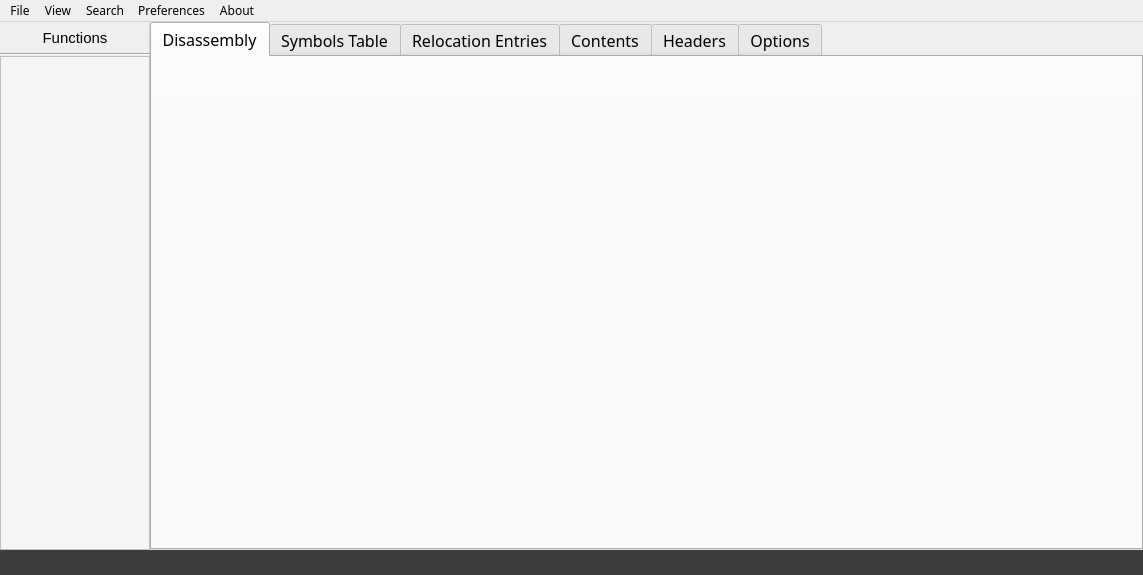
First picture: the form in src/mainwindow.ui, repository jubal-R/ObjGui, before the edit.
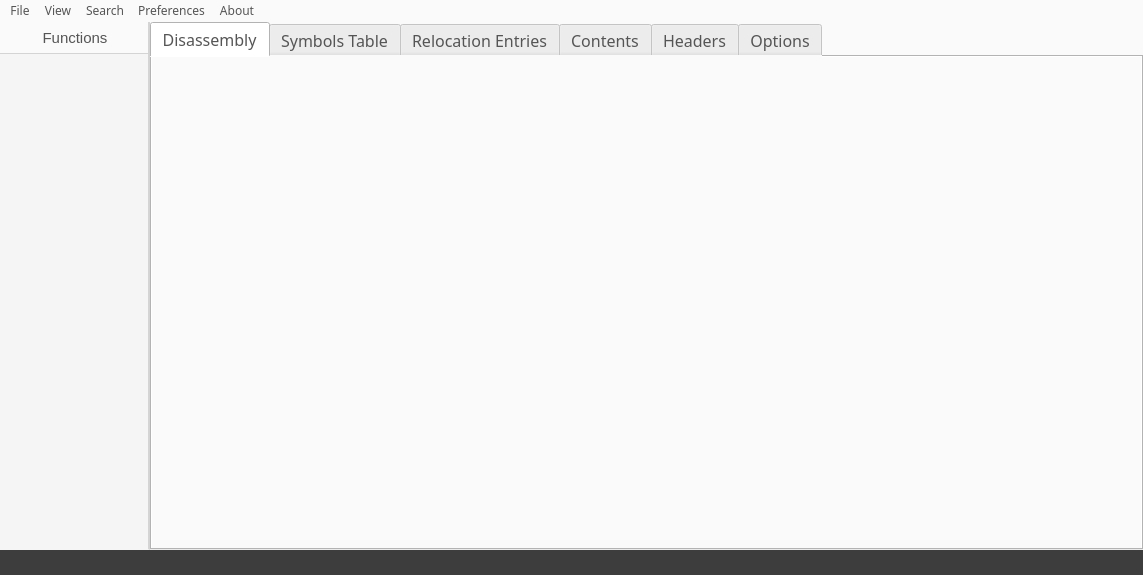
Second picture: the form after the edit. The open tabs and pages were chosen to show the change.

```diff
--- a/src/mainwindow.ui
+++ b/src/mainwindow.ui
@@ -19,7 +19,8 @@
    <string>MainWindow</string>
   </property>
   <property name="styleSheet">
-   <string notr="true"/>
+   <string notr="true">background-color: rgb(250, 250, 250);
+color: rgb(85, 85, 85);</string>
   </property>
   <widget class="QWidget" name="centralWidget">
    <property name="sizePolicy">
@@ -55,7 +56,7 @@
       <item>
        <widget class="QWidget" name="sidebar_2" native="true">
         <property name="styleSheet">
-         <string notr="true">border-right: 1px solid #d4d4d4;</string>
+         <string notr="true">border-right: 2px solid #d4d4d4;</string>
         </property>
         <layout class="QVBoxLayout" name="sidebar">
          <property name="spacing">
@@ -110,13 +111,6 @@
            </property>
           </widget>
          </item>
-         <item>
-          <widget class="Line" name="line">
-           <property name="orientation">
-            <enum>Qt::Horizontal</enum>
-           </property>
-          </widget>
-         </item>
          <item>
           <widget class="QListWidget" name="functionList">
            <property name="sizePolicy">
@@ -142,7 +136,8 @@
            </property>
            <property name="styleSheet">
             <string notr="true">background-color: rgb(245, 245, 245);
-font-size: 10pt;</string>
+font-size: 10pt;
+border-top: 1px solid #d4d4d4;</string>
            </property>
           </widget>
          </item>
@@ -694,15 +689,6 @@
      <family>Noto Sans</family>
     </font>
    </property>
-   <widget class="QMenu" name="menuFile">
-    <property name="title">
-     <string>File</string>
-    </property>
-    <addaction name="actionOpen"/>
-    <addaction name="actionShow_Containing_Folder"/>
-    <addaction name="separator"/>
-    <addaction name="actionExit"/>
-   </widget>
    <widget class="QMenu" name="menuView">
     <property name="title">
      <string>View</string>
@@ -734,6 +720,15 @@
     </property>
     <addaction name="actionFind"/>
    </widget>
+   <widget class="QMenu" name="menuFile">
+    <property name="title">
+     <string>File</string>
+    </property>
+    <addaction name="actionOpen"/>
+    <addaction name="actionShow_Containing_Folder"/>
+    <addaction name="separator"/>
+    <addaction name="actionExit"/>
+   </widget>
    <addaction name="menuFile"/>
    <addaction name="menuView"/>
    <addaction name="menuSearch"/>
```
Left out of the diff: 61 changed lines with no effect on the pictures.
